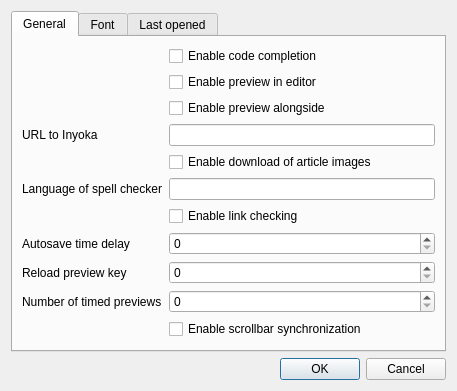
Before: the Qt Designer form src/CSettingsDialog.ui in inyokaproject/inyokaedit, drawn with Qt 5.
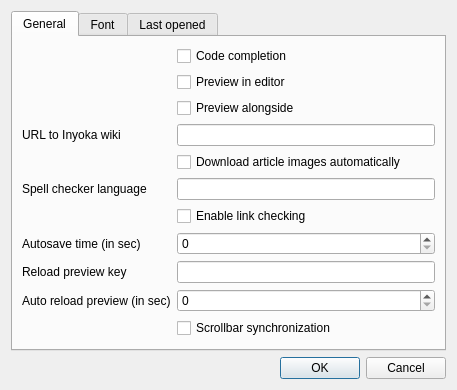
After: the same form once the commit is applied. The open tabs and pages were chosen to show the change. Icons and pictures are not drawn.

Commit message: Adjustments for settings dialog. Translation updates. Updated year to 2013.

Patch:
```diff
--- a/src/CSettingsDialog.ui
+++ b/src/CSettingsDialog.ui
@@ -27,52 +27,59 @@
        <item row="1" column="1">
         <widget class="QCheckBox" name="previewInEditorCheck">
          <property name="text">
-          <string>Enable preview in editor</string>
+          <string>Preview in editor</string>
          </property>
         </widget>
        </item>
-       <item row="3" column="1">
+       <item row="0" column="1">
+        <widget class="QCheckBox" name="codeCompletionCheck">
+         <property name="text">
+          <string>Code completion</string>
+         </property>
+        </widget>
+       </item>
+       <item row="2" column="1">
         <widget class="QCheckBox" name="previewAlongsideCheck">
          <property name="text">
-          <string>Enable preview alongside</string>
+          <string>Preview alongside</string>
          </property>
         </widget>
        </item>
-       <item row="4" column="0">
+       <item row="3" column="1">
+        <widget class="QLineEdit" name="inyokaUrlEdit"/>
+       </item>
+       <item row="3" column="0">
         <widget class="QLabel" name="inyokaUrlLabel">
          <property name="text">
-          <string>URL to Inyoka</string>
+          <string>URL to Inyoka wiki</string>
          </property>
         </widget>
        </item>
        <item row="4" column="1">
-        <widget class="QLineEdit" name="inyokaUrlEdit"/>
-       </item>
-       <item row="5" column="1">
         <widget class="QCheckBox" name="articleImageDownloadCheck">
          <property name="text">
-          <string>Enable download of article images</string>
+          <string>Download article images automatically</string>
          </property>
         </widget>
        </item>
-       <item row="6" column="0">
+       <item row="5" column="1">
+        <widget class="QLineEdit" name="spellCheckerLangEdit"/>
+       </item>
+       <item row="5" column="0">
         <widget class="QLabel" name="spellCheckLangLabel">
          <property name="text">
-          <string>Language of spell checker</string>
+          <string>Spell checker language</string>
          </property>
         </widget>
        </item>
        <item row="6" column="1">
-        <widget class="QLineEdit" name="spellCheckerLangEdit"/>
-       </item>
-       <item row="7" column="1">
         <widget class="QCheckBox" name="linkCheckingCheck">
          <property name="text">
           <string>Enable link checking</string>
          </property>
         </widget>
        </item>
-       <item row="8" column="1">
+       <item row="7" column="1">
         <widget class="QSpinBox" name="autosaveEdit">
          <property name="toolTip">
           <string>Time which to autosave an article after (sec, 0 means disabled)</string>
@@ -82,47 +89,40 @@
          </property>
         </widget>
        </item>
-       <item row="8" column="0">
+       <item row="7" column="0">
         <widget class="QLabel" name="autosaveLabel">
          <property name="text">
-          <string>Autosave time delay</string>
+          <string>Autosave time (in sec)</string>
          </property>
         </widget>
        </item>
-       <item row="9" column="0">
+       <item row="8" column="1">
+        <widget class="QLineEdit" name="reloadPreviewKeyEdit"/>
+       </item>
+       <item row="8" column="0">
         <widget class="QLabel" name="reloadPreviewKeyLabel">
          <property name="text">
           <string>Reload preview key</string>
          </property>
         </widget>
        </item>
-       <item row="10" column="1">
+       <item row="9" column="1">
         <widget class="QSpinBox" name="timedPreviewsEdit"/>
        </item>
-       <item row="10" column="0">
+       <item row="9" column="0">
         <widget class="QLabel" name="timedPreviewLabel">
          <property name="text">
-          <string>Number of timed previews</string>
+          <string>Auto reload preview (in sec)</string>
          </property>
         </widget>
        </item>
-       <item row="11" column="1">
+       <item row="10" column="1">
         <widget class="QCheckBox" name="scrollbarSyncCheck">
          <property name="text">
-          <string>Enable scrollbar synchronization</string>
+          <string>Scrollbar synchronization</string>
          </property>
         </widget>
        </item>
-       <item row="0" column="1">
-        <widget class="QCheckBox" name="codeCompletionCheck">
-         <property name="text">
-          <string>Enable code completion</string>
-         </property>
-        </widget>
-       </item>
-       <item row="9" column="1">
-        <widget class="QSpinBox" name="reloadPreviewKeyEdit"/>
-       </item>
       </layout>
      </widget>
      <widget class="QWidget" name="fontTab">
```
Left out of the diff: 41 changed lines with no effect on the pictures. The commit also changes 42 other files.
